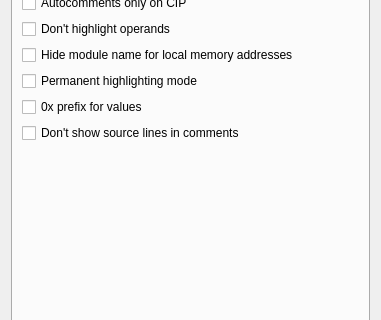
First picture: the form in src/gui/Src/Gui/SettingsDialog.ui, repository x64dbg/x64dbg, before the edit; both pictures show x 0 to 381 and y 157 to 477 of the 381 by 567 pixel window.
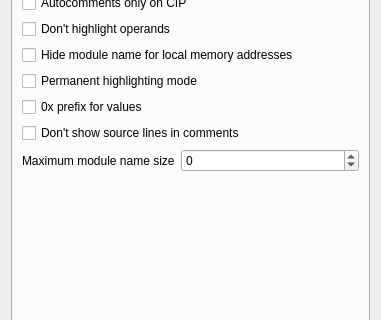
Second picture: the form after the edit. The open tabs and pages were chosen to show the change. Icons and pictures are not drawn.

Commit message:
Added setting that controls MaxModuleSize. (#1765)
* Added spinbox that controls maximum module name size in the disassembler settings.

* Restored settings dialog default tab index to zero.

Diff of the .ui file:
```diff
--- a/src/gui/Src/Gui/SettingsDialog.ui
+++ b/src/gui/Src/Gui/SettingsDialog.ui
@@ -545,6 +545,57 @@
          </property>
         </widget>
        </item>
+       <item>
+        <layout class="QHBoxLayout" name="horizontalLayout_7">
+         <item>
+          <widget class="QLabel" name="lblMaximumModuleNameSize">
+           <property name="enabled">
+            <bool>true</bool>
+           </property>
+           <property name="sizePolicy">
+            <sizepolicy hsizetype="Preferred" vsizetype="Preferred">
+             <horstretch>0</horstretch>
+             <verstretch>0</verstretch>
+            </sizepolicy>
+           </property>
+           <property name="minimumSize">
+            <size>
+             <width>0</width>
+             <height>0</height>
+            </size>
+           </property>
+           <property name="text">
+            <string>Maximum module name size</string>
+           </property>
+           <property name="buddy">
+            <cstring>spinMaximumModuleNameSize</cstring>
+           </property>
+          </widget>
+         </item>
+         <item>
+          <widget class="QSpinBox" name="spinMaximumModuleNameSize">
+           <property name="sizePolicy">
+            <sizepolicy hsizetype="Expanding" vsizetype="Fixed">
+             <horstretch>0</horstretch>
+             <verstretch>0</verstretch>
+            </sizepolicy>
+           </property>
+           <property name="maximumSize">
+            <size>
+             <width>16777215</width>
+             <height>16777215</height>
+            </size>
+           </property>
+           <property name="minimum">
+            <number>-1</number>
+           </property>
+           <property name="maximum">
+            <number>2147483647</number>
+           </property>
+          </widget>
+         </item>
+        </layout>
+       </item>
        <item>
         <spacer name="verticalSpacer_2">
          <property name="orientation">
```
The commit also changes 2 other files.
